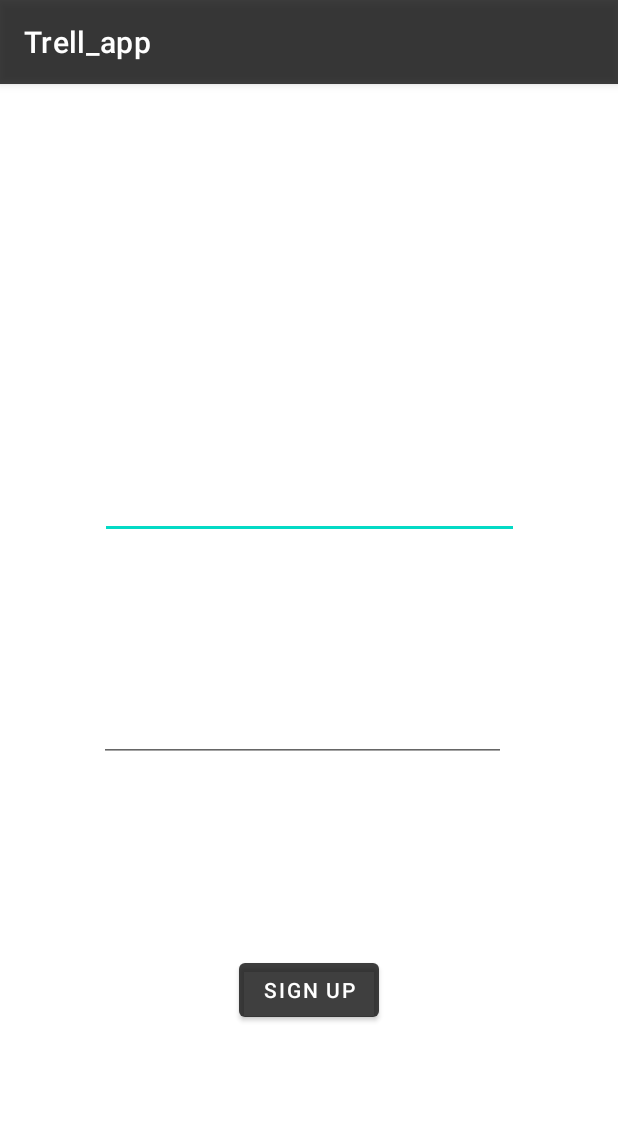
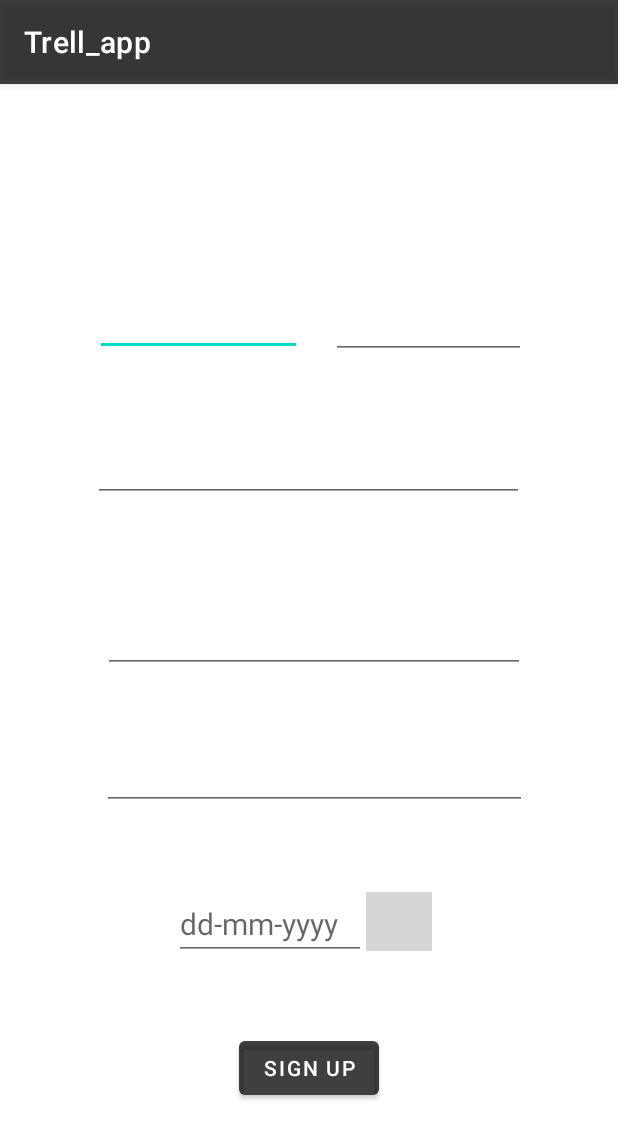
Before and after one commit to PulkitAsri/Trell_app, an Android app: the SignUpActivity screen opened directly, with no data from a screen before it, on a phone screen of 412 x 824 dp. Shown: the top 1139 px of the screen. Run offline under Robolectric (Android 15) with nearby library versions, the light colour scheme and no system bars; grey boxes are pictures that could not be loaded.

Commit message:
Sign Up page frontend

```diff
--- a/app/src/main/res/layout/activity_sign_up.xml
+++ b/app/src/main/res/layout/activity_sign_up.xml
@@ -7,29 +7,112 @@
     tools:context=".SignUpActivity">
 
     <EditText
-        android:id="@+id/signupUsernameEditText"
-        android:layout_width="279dp"
-        android:layout_height="43dp"
-        android:layout_marginTop="260dp"
+        android:id="@+id/signupFirstnameEditText"
+        android:layout_width="138dp"
+        android:layout_height="57dp"
+        android:layout_marginTop="124dp"
         app:layout_constraintEnd_toEndOf="parent"
+        app:layout_constraintHorizontal_bias="0.232"
         app:layout_constraintStart_toStartOf="parent"
         app:layout_constraintTop_toTopOf="parent" />
 
     <EditText
+        android:id="@+id/signupLastnameEditText"
+        android:layout_width="130dp"
+        android:layout_height="59dp"
+        android:layout_marginTop="124dp"
+        app:layout_constraintEnd_toEndOf="parent"
+        app:layout_constraintHorizontal_bias="0.238"
+        app:layout_constraintStart_toEndOf="@+id/signupFirstnameEditText"
+        app:layout_constraintTop_toTopOf="parent" />
+
+    <EditText
+        android:id="@+id/signupEmailEditText"
+        android:layout_width="287dp"
+        android:layout_height="53dp"
+        android:layout_marginTop="44dp"
+        app:layout_constraintEnd_toEndOf="parent"
+        app:layout_constraintHorizontal_bias="0.498"
+        app:layout_constraintStart_toStartOf="parent"
+        app:layout_constraintTop_toBottomOf="@+id/signupFirstnameEditText" />
+
+    <EditText
         android:id="@+id/signupPasswordEditText"
-        android:layout_width="271dp"
-        android:layout_height="39dp"
+        android:layout_width="281dp"
+        android:layout_height="54dp"
         android:layout_marginBottom="316dp"
         app:layout_constraintBottom_toBottomOf="parent"
         app:layout_constraintEnd_toEndOf="parent"
-        app:layout_constraintHorizontal_bias="0.471"
-        app:layout_constraintStart_toStartOf="parent" />
+        app:layout_constraintHorizontal_bias="0.523"
+        app:layout_constraintStart_toStartOf="parent"
+        app:layout_constraintTop_toBottomOf="@+id/signupEmailEditText" />
+
+    <EditText
+        android:id="@+id/signupConfirmPasswordEditText"
+        android:layout_width="283dp"
+        android:layout_height="51dp"
+        android:layout_marginTop="40dp"
+        app:layout_constraintEnd_toEndOf="parent"
+        app:layout_constraintHorizontal_bias="0.531"
+        app:layout_constraintStart_toStartOf="parent"
+        app:layout_constraintTop_toBottomOf="@+id/signupPasswordEditText" /><![CDATA[
+
+
+
+
+    />
+
+
+
+
+
+
+
+
+
+
+
+
+
+
+
+
+
+
+
+
+
+    ]]>
+
+    <EditText
+        android:id="@+id/date"
+        android:layout_width="128dp"
+        android:layout_height="48dp"
+        android:layout_marginStart="116dp"
+        android:hint="dd-mm-yyyy"
+        android:textSize="20sp"
+        app:layout_constraintBottom_toTopOf="@+id/signupButton"
+        app:layout_constraintStart_toStartOf="parent"
+        app:layout_constraintTop_toBottomOf="@+id/signupConfirmPasswordEditText"
+        app:layout_constraintVertical_bias="0.522" />
+
+    <ImageView
+        android:id="@+id/datepicker"
+        android:layout_width="44dp"
+        android:layout_height="39dp"
+        android:layout_toRightOf="@id/date"
+        android:src="@drawable/calendar"
+        app:layout_constraintBottom_toTopOf="@+id/signupButton"
+        app:layout_constraintEnd_toEndOf="parent"
+        app:layout_constraintHorizontal_bias="0.0"
+        app:layout_constraintStart_toEndOf="@+id/date"
+        app:layout_constraintTop_toBottomOf="@+id/signupConfirmPasswordEditText" />
 
     <Button
         android:id="@+id/signupButton"
         android:layout_width="wrap_content"
         android:layout_height="wrap_content"
-        android:layout_marginBottom="140dp"
+        android:layout_marginBottom="88dp"
         android:text="Sign Up"
         app:layout_constraintBottom_toBottomOf="parent"
         app:layout_constraintEnd_toEndOf="parent"
```
